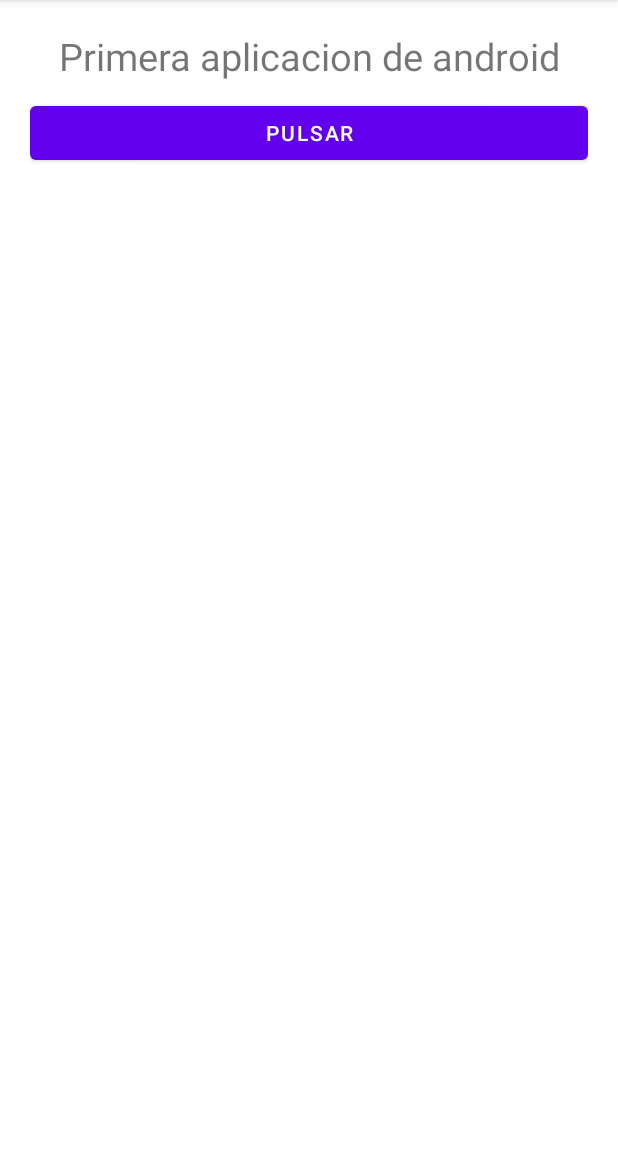
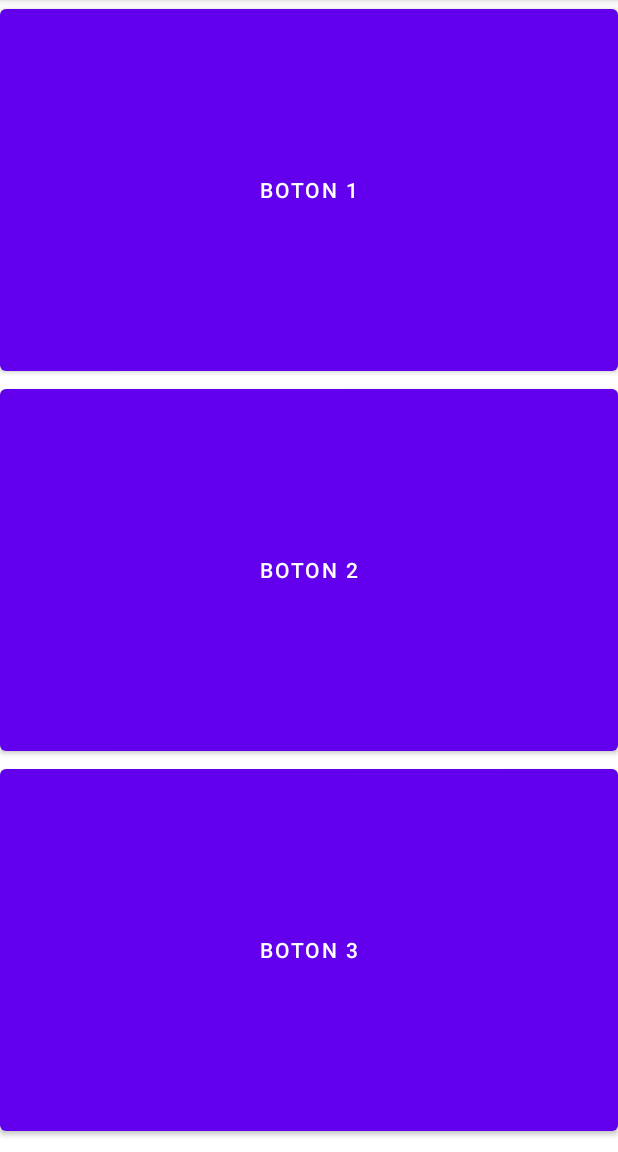
Before and after one commit to javierOrt/PM-y-DM, an Android app: the screen it shows after launch (MainActivity before the commit, SecondActivity after it), on a phone screen of 412 x 824 dp, the part 84-1236 px from its top. Run offline under Robolectric (Android 15) with nearby library versions, the phone set to English and light mode, and no system bars.

Commit message:
segundo dia

```diff
--- /dev/null
+++ b/Proyectos/T03_inicio/app/src/main/java/com/example/t03_inicio/SecondActivity.java
@@ -0,0 +1,52 @@
+package com.example.t03_inicio;
+
+import androidx.appcompat.app.AppCompatActivity;
+
+import android.os.Bundle;
+import android.util.Log;
+
+public class SecondActivity extends AppCompatActivity {
+
+    @Override
+    protected void onCreate(Bundle savedInstanceState) {
+        super.onCreate(savedInstanceState);
+        setContentView(R.layout.activity_second);
+        Log.v("ciclo_vida","Pasando por onCreate");
+    }
+
+    @Override
+    protected void onStart(){
+        super.onStart();
+        Log.v("ciclo_vida","Pasando por onStart");
+    }
+
+    @Override
+    protected void onRestart(){
+        super.onRestart();
+        Log.v("ciclo_vida","Pasando por onRestart");
+    }
+
+    @Override
+    protected void onPause(){
+        super.onPause();
+        Log.v("ciclo_vida","Pasando por onPause");
+    }
+
+    @Override
+    protected void onResume(){
+        super.onResume();
+        Log.v("ciclo_vida","Pasando por onResume");
+    }
+
+    @Override
+    protected void onStop(){
+        super.onStop();
+        Log.v("ciclo_vida","Pasando por onStop");
+    }
+
+    @Override
+    protected void onDestroy(){
+        super.onDestroy();
+        Log.v("ciclo_vida","Pasando por onDestroy");
+    }
+}
--- a/Proyectos/T03_inicio/app/src/main/res/layout/activity_main.xml
+++ b/Proyectos/T03_inicio/app/src/main/res/layout/activity_main.xml
@@ -20,5 +20,11 @@
         android:id="@+id/boton_saludar"
         android:layout_width="match_parent"
         android:layout_height="wrap_content"
+        android:text="@string/button_text"/>
+
+    <Button
+        android:id="@+id/boton_saludar_2"
+        android:layout_width="match_parent"
+        android:layout_height="wrap_content"
         android:text="@string/button_text" />
 </LinearLayout>
--- /dev/null
+++ b/Proyectos/T03_inicio/app/src/main/res/layout/activity_second.xml
@@ -0,0 +1,31 @@
+<?xml version="1.0" encoding="utf-8"?>
+<LinearLayout xmlns:android="http://schemas.android.com/apk/res/android"
+    xmlns:app="http://schemas.android.com/apk/res-auto"
+    xmlns:tools="http://schemas.android.com/tools"
+    android:layout_width="match_parent"
+    android:layout_height="match_parent"
+    android:orientation="vertical"
+    android:weightSum="1"
+    tools:context=".SecondActivity">
+
+    <Button
+        android:layout_width="match_parent"
+        android:layout_height="0dp"
+        android:layout_weight="0.33"
+        android:text="boton 1"
+        />
+
+        <Button
+        android:layout_width="match_parent"
+        android:layout_height="0dp"
+         android:layout_weight="0.33"
+        android:text="boton 2"
+        />
+
+        <Button
+        android:layout_width="match_parent"
+        android:layout_height="0dp"
+            android:layout_weight="0.33"
+        android:text="boton 3"
+        />
+</LinearLayout>
--- a/Proyectos/T03_inicio/app/src/main/res/values/strings.xml
+++ b/Proyectos/T03_inicio/app/src/main/res/values/strings.xml
@@ -2,4 +2,6 @@
     <string name="app_name">T03_inicio</string>
     <string name="main_text">Primera aplicacion de android</string>
     <string name="button_text">Pulsar</string>
+    <string name="text_click_b1">VIVA ANDROID 1</string>
+    <string name="text_click_b2">VIVA ANDROID 2</string>
 </resources>
```
Also changed, not shown: Proyectos/T03_inicio/app/src/main/AndroidManifest.xml (+6 -1 lines), Proyectos/T03_inicio/app/src/main/java/com/example/t03_inicio/MainActivity.java (+21 -9 lines).
